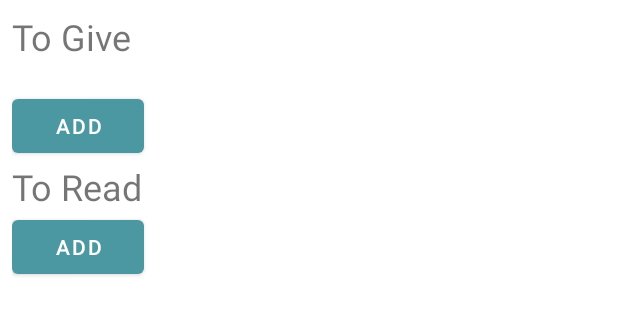
After one commit to marciapires10/GiveNRead-Android, an Android app: the layout fragment_bookslist.xml on its own in the app's theme, with its tools: preview values and no code run, on a phone screen of 412 x 824 dp. The commit adds this screen. Shown: the top 315 px of the screen. Run offline under Robolectric (Android 15) with nearby library versions, the phone set to English and light mode, and no system bars.

Commit message:
Room database and horizontal recyclerview

```diff
--- a/app/src/main/java/pt/ua/givenread/MainActivity.java
+++ b/app/src/main/java/pt/ua/givenread/MainActivity.java
@@ -59,4 +59,5 @@ public class MainActivity extends AppCompatActivity implements BottomNavigationV
         return false;
     }
 
+
 }
--- /dev/null
+++ b/app/src/main/res/layout/fragment_bookslist.xml
@@ -0,0 +1,58 @@
+<?xml version="1.0" encoding="utf-8"?>
+<LinearLayout xmlns:android="http://schemas.android.com/apk/res/android"
+    xmlns:tools="http://schemas.android.com/tools"
+    android:layout_width="match_parent"
+    android:layout_height="wrap_content"
+    android:layout_margin="8dp"
+    android:orientation="vertical"
+    tools:context=".BooksListFragment">
+
+    <TextView
+        android:layout_width="match_parent"
+        android:layout_height="wrap_content"
+        android:text="@string/to_give"
+        android:textSize="24sp">
+    </TextView>
+
+    <TextView
+        android:layout_width="wrap_content"
+        android:layout_height="wrap_content"
+        android:id="@+id/book"
+        android:textColor="@color/black">
+    </TextView>
+
+    <androidx.recyclerview.widget.RecyclerView
+        android:id="@+id/fragment_bookList1_RecyclerView"
+        android:scrollbars="horizontal"
+        android:layout_width="match_parent"
+        android:layout_height="wrap_content" />
+
+    <Button
+        android:layout_width="wrap_content"
+        android:layout_height="wrap_content"
+        android:text="Add"
+        android:id="@+id/addBookToGive">
+    </Button>
+
+    <TextView
+        android:layout_width="match_parent"
+        android:layout_height="wrap_content"
+        android:text="@string/to_read"
+        android:textSize="24sp">
+    </TextView>
+
+    <!--<androidx.recyclerview.widget.RecyclerView
+        android:id="@+id/fragment_bookList2_RecyclerView"
+        android:scrollbars="horizontal"
+        android:layout_width="match_parent"
+        android:layout_height="wrap_content"/>-->
+
+    <Button
+        android:layout_width="wrap_content"
+        android:layout_height="wrap_content"
+        android:text="Add"
+        android:id="@+id/addBookToRead">
+    </Button>
+
+
+</LinearLayout>
```
Also changed, not shown: app/src/main/java/pt/ua/givenread/Book.java (added, +57 -0 lines), app/src/main/java/pt/ua/givenread/BookDao.java (added, +26 -0 lines), app/src/main/java/pt/ua/givenread/BookListAdapter.java (added, +43 -0 lines), app/src/main/java/pt/ua/givenread/BookListViewHolder.java (added, +36 -0 lines), app/src/main/java/pt/ua/givenread/BookRoomDatabase.java (added, +57 -0 lines), app/src/main/java/pt/ua/givenread/BookSearchActivity.java (added, +32 -0 lines), app/src/main/java/pt/ua/givenread/BookSearchFragment.java (+20 -0 lines), app/src/main/java/pt/ua/givenread/BooksListFragment.java (added, +100 -0 lines), app/src/main/java/pt/ua/givenread/HomepageFragment.java (added, +66 -0 lines), app/src/main/res/layout/activity_book_search.xml (added, +21 -0 lines), app/src/main/res/layout/book_item_prev.xml (added, +39 -0 lines), app/src/main/res/layout/fragment_homepage.xml (added, +14 -0 lines).
